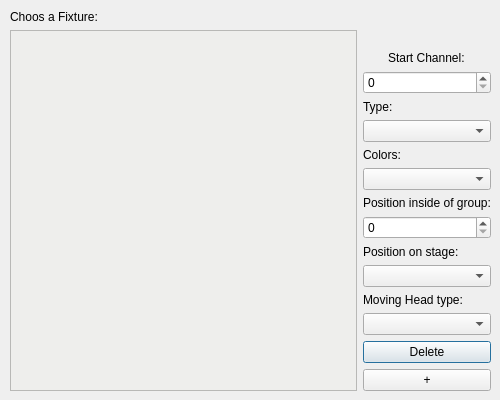
This is src/ui/fixturechoosingdialog.ui in Lenium37/SigLight as Qt 5 draws it before an edit. The edited form follows.
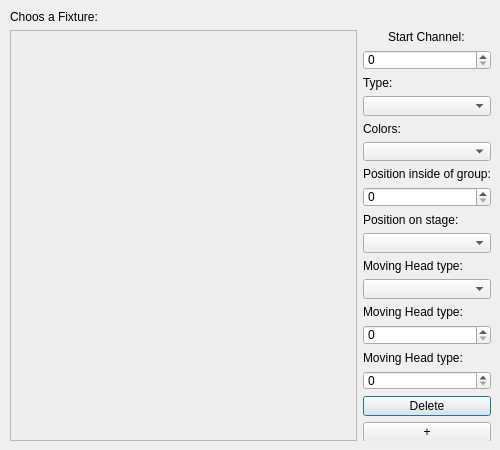
This is the edited form.

Commit message: implemented P4 completely, started to add modifier pan and tilt

Patch:
```diff
--- a/src/ui/fixturechoosingdialog.ui
+++ b/src/ui/fixturechoosingdialog.ui
@@ -7,7 +7,7 @@
     <x>0</x>
     <y>0</y>
     <width>500</width>
-    <height>400</height>
+    <height>450</height>
    </rect>
   </property>
   <property name="windowTitle">
@@ -19,7 +19,7 @@
      <x>10</x>
      <y>10</y>
      <width>481</width>
-     <height>381</height>
+     <height>431</height>
     </rect>
    </property>
    <layout class="QGridLayout" name="gridLayout">
@@ -202,6 +202,56 @@
       <item>
        <widget class="QComboBox" name="cB_moving_head_type"/>
       </item>
+      <item alignment="Qt::AlignBottom">
+       <widget class="QLabel" name="l_modifier_pan">
+        <property name="sizePolicy">
+         <sizepolicy hsizetype="Preferred" vsizetype="Preferred">
+          <horstretch>0</horstretch>
+          <verstretch>0</verstretch>
+         </sizepolicy>
+        </property>
+        <property name="layoutDirection">
+         <enum>Qt::LeftToRight</enum>
+        </property>
+        <property name="autoFillBackground">
+         <bool>false</bool>
+        </property>
+        <property name="styleSheet">
+         <string notr="true"/>
+        </property>
+        <property name="text">
+         <string>Moving Head type:</string>
+        </property>
+       </widget>
+      </item>
+      <item>
+       <widget class="QSpinBox" name="sB_modifier_pan"/>
+      </item>
+      <item alignment="Qt::AlignBottom">
+       <widget class="QLabel" name="l_modifier_tilt">
+        <property name="sizePolicy">
+         <sizepolicy hsizetype="Preferred" vsizetype="Preferred">
+          <horstretch>0</horstretch>
+          <verstretch>0</verstretch>
+         </sizepolicy>
+        </property>
+        <property name="layoutDirection">
+         <enum>Qt::LeftToRight</enum>
+        </property>
+        <property name="autoFillBackground">
+         <bool>false</bool>
+        </property>
+        <property name="styleSheet">
+         <string notr="true"/>
+        </property>
+        <property name="text">
+         <string>Moving Head type:</string>
+        </property>
+       </widget>
+      </item>
+      <item>
+       <widget class="QSpinBox" name="sB_modifier_tilt"/>
+      </item>
       <item>
        <widget class="QPushButton" name="pB_delete_fixture">
         <property name="text">
```
The commit also changes 13 other files.
